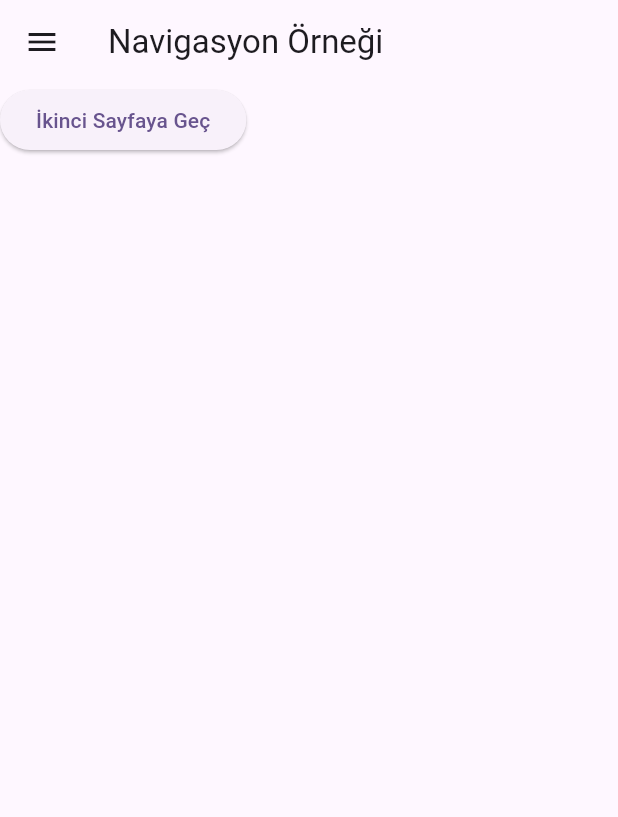
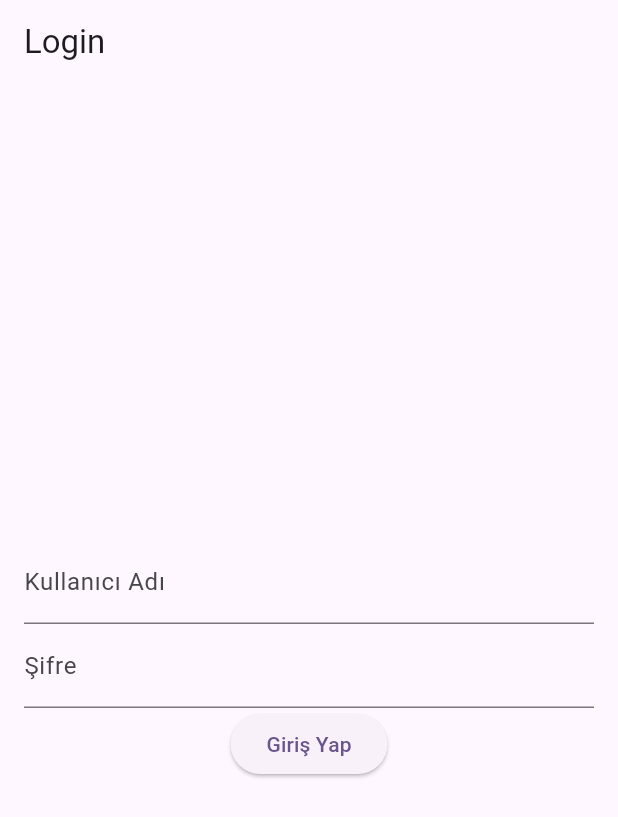
Before and after one commit to hakangencoglu/bim324mobiluygulamagelistirme, a Flutter app: the screen it shows after launch, on a phone screen of 412 x 824 dp. Shown: the top 817 px of the screen. Run offline on Flutter 3.47's test engine with Material 3 defaults, Android fonts, the phone set to English and light mode, and no system bars.

Commit message:
Merge remote-tracking branch 'origin/master'
# Conflicts:
#	lib/main.dart

```diff
--- /dev/null
+++ b/lib/GirisEkrani.dart
@@ -0,0 +1,44 @@
+import 'package:flutter/material.dart';
+
+class GirisEkrani extends StatelessWidget {
+  GirisEkrani({super.key});
+  final TextEditingController kullaniciAdiKontrolcusu = TextEditingController(); // Kullanıcı adı için controller.
+  final TextEditingController parolaKontrolcusu = TextEditingController(); // Şifre için controller.
+
+  @override
+  Widget build(BuildContext context) {
+    return Scaffold(
+      appBar: AppBar(title: const Text('Login')),
+      body:  Padding(
+        padding: const EdgeInsets.all(16.0), // Sayfanın iç kenar boşluğu.
+        child: Column(
+          mainAxisAlignment: MainAxisAlignment.center, // İçeriği ortala.
+          children: [
+            TextField(
+              controller: kullaniciAdiKontrolcusu, // Kullanıcı adı giriş alanı.
+              decoration: const InputDecoration(labelText: "Kullanıcı Adı"), // Giriş kutusunun etiketi.
+            ),
+            TextField(
+              controller: parolaKontrolcusu, // Şifre giriş alanı.
+              obscureText: true, // Şifreyi gizlemek için kullanılır.
+              decoration: const InputDecoration(labelText: "Şifre"),
+            ),
+            ElevatedButton(
+              onPressed: ()=>{
+                Navigator.pushNamed(context, '/addTask'),
+              }, // Butona basınca popup göster.
+              child: const Text("Giriş Yap"),
+            ),
+          ],
+        ),
+      ),
+      /*
+      Center(
+        child: ElevatedButton(
+          onPressed: () => Navigator.pushReplacementNamed(context, '/addTask'),
+          child: const Text('Login'),
+        ),
+      ),*/
+    );
+  }
+}
--- a/lib/main.dart
+++ b/lib/main.dart
@@ -1,11 +1,7 @@
 import 'package:flutter/material.dart';
-import 'H4StatefulWidget.dart';
-import 'SayfaBir.dart';
-import 'SayfaIki.dart';
-
-//import 'Deneme2.dart';
-
-//import 'Deneme.dart';
+import 'GorevEkle.dart';
+import 'GirisEkrani.dart';
+import 'GorevListesi.dart';
 
 void main() {
   runApp(const MyApp());
@@ -15,24 +11,10 @@ class MyApp extends StatelessWidget {
   // This widget is the root of your application.
   @override
   Widget build(BuildContext context) {
+
     return MaterialApp(
       title: 'Flutter Demo',
       theme: ThemeData(
-        // This is the theme of your application.
-        //
-        // TRY THIS: Try running your application with "flutter run". You'll see
-        // the application has a purple toolbar. Then, without quitting the app,
-        // try changing the seedColor in the colorScheme below to Colors.green
-        // and then invoke "hot reload" (save your changes or press the "hot
-        // reload" button in a Flutter-supported IDE, or press "r" if you used
-        // the command line to start the app).
-        //
-        // Notice that the counter didn't reset back to zero; the application
-        // state is not lost during the reload. To reset the state, use hot
-        // restart instead.
-        //
-        // This works for code too, not just values: Most code changes can be
-        // tested with just a hot reload.
         colorScheme: ColorScheme.fromSeed(seedColor: Colors.deepPurple),
         useMaterial3: true,
       ),
@@ -42,13 +24,21 @@ class MyApp extends StatelessWidget {
       //home: H4StatelessWidget(),
       //home: H4StatefulWidget(),
       //home: SayfaBir(),
+        /*
       initialRoute: '/',
       routes: {
         '/': (context) => SayfaBir(),
         '/iki': (context) => SayfaIki(),
       },
+      */
+      initialRoute: '/login',
+      routes: {
+        '/login': (context) => GirisEkrani(),
+        '/addTask': (context) => GorevEkle(),
+        '/taskList': (context) => GorevListesi(),
+      },
+    );
 
-    );
   }
 }
 
@@ -56,14 +46,6 @@ class MyApp extends StatelessWidget {
 class MyHomePage extends StatefulWidget {
   const MyHomePage({super.key, required this.title});
 
-  // This widget is the home page of your application. It is stateful, meaning
-  // that it has a State object (defined below) that contains fields that affect
-  // how it looks.
-
-  // This class is the configuration for the state. It holds the values (in this
-  // case the title) provided by the parent (in this case the App widget) and
-  // used by the build method of the State. Fields in a Widget subclass are
-  // always marked "final".
 
   final String title;
 
@@ -76,50 +58,20 @@ class _MyHomePageState extends State<MyHomePage> {
 
   void _incrementCounter() {
     setState(() {
-      // This call to setState tells the Flutter framework that something has
-      // changed in this State, which causes it to rerun the build method below
-      // so that the display can reflect the updated values. If we changed
-      // _counter without calling setState(), then the build method would not be
-      // called again, and so nothing would appear to happen.
+
       _counter++;
     });
   }
 
   @override
   Widget build(BuildContext context) {
-    // This method is rerun every time setState is called, for instance as done
-    // by the _incrementCounter method above.
-    //
-    // The Flutter framework has been optimized to make rerunning build methods
-    // fast, so that you can just rebuild anything that needs updating rather
-    // than having to individually change instances of widgets.
     return Scaffold(
       appBar: AppBar(
-        // TRY THIS: Try changing the color here to a specific color (to
-        // Colors.amber, perhaps?) and trigger a hot reload to see the AppBar
-        // change color while the other colors stay the same.
         backgroundColor: Theme.of(context).colorScheme.inversePrimary,
-        // Here we take the value from the MyHomePage object that was created by
-        // the App.build method, and use it to set our appbar title.
         title: Text(widget.title),
       ),
       body: Center(
-        // Center is a layout widget. It takes a single child and positions it
-        // in the middle of the parent.
         child: Column(
-          // Column is also a layout widget. It takes a list of children and
-          // arranges them vertically. By default, it sizes itself to fit its
-          // children horizontally, and tries to be as tall as its parent.
-          //
-          // Column has various properties to control how it sizes itself and
-          // how it positions its children. Here we use mainAxisAlignment to
-          // center the children vertically; the main axis here is the vertical
-          // axis because Columns are vertical (the cross axis would be
-          // horizontal).
-          //
-          // TRY THIS: Invoke "debug painting" (choose the "Toggle Debug Paint"
-          // action in the IDE, or press "p" in the console), to see the
-          // wireframe for each widget.
           mainAxisAlignment: MainAxisAlignment.center,
           children: <Widget>[
             const Text(
--- a/pubspec.yaml
+++ b/pubspec.yaml
@@ -30,7 +30,7 @@ environment:
 dependencies:
   flutter:
     sdk: flutter
-
+  provider: ^6.0.5
 
   # The following adds the Cupertino Icons font to your application.
   # Use with the CupertinoIcons class for iOS style icons.
```
Also changed, not shown: lib/AppDrawer.dart (added, +32 -0 lines), lib/GorevEkle.dart (added, +43 -0 lines), lib/GorevListesi.dart (added, +30 -0 lines), pubspec.lock, 6 other files.
